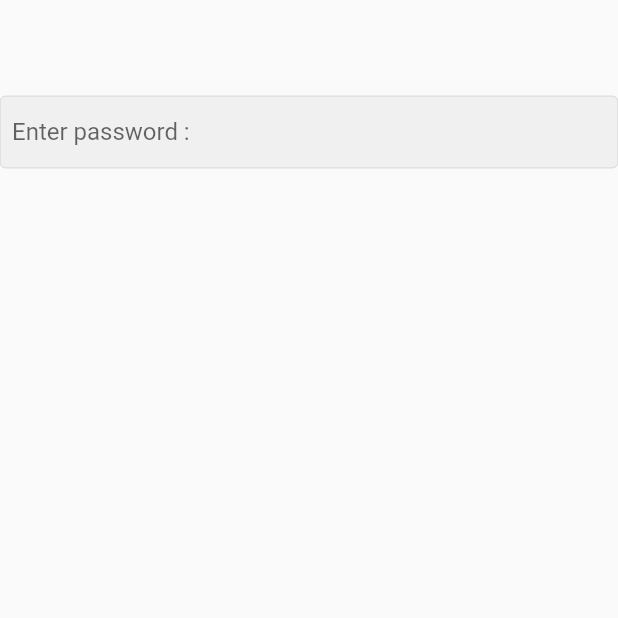
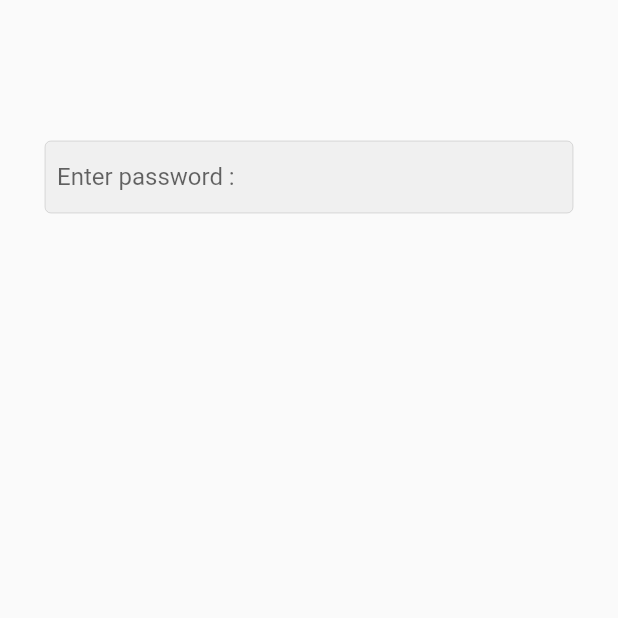
Before and after one commit to Abdallah1Habib/project2_mobile_programming, a Flutter app: the screen it shows after launch, on a phone screen of 412 x 824 dp, the top half of it. Run offline on Flutter 3.47's test engine with Material 2 defaults, Android fonts, the phone set to English and light mode, and no system bars.

Commit message:
wraping the column in padding to beautify the UI

```diff
--- a/project1/lib/screens/login.dart
+++ b/project1/lib/screens/login.dart
@@ -8,9 +8,11 @@ class loginpage extends StatelessWidget {
   @override
   Widget build(BuildContext context) {
     return Scaffold(
-        body: Column(
+        body: Padding(
+      padding: const EdgeInsets.all(30.0),
+      child: Column(
         children: [
-        SizedBox(
+          const SizedBox(
             height: 64,
           ),
           TextField(
@@ -30,6 +32,7 @@ class loginpage extends StatelessWidget {
             ),
           ),
         ],
+      ),
     ));
   }
 }
```
Lines whose indentation alone changed are shown as unchanged.
